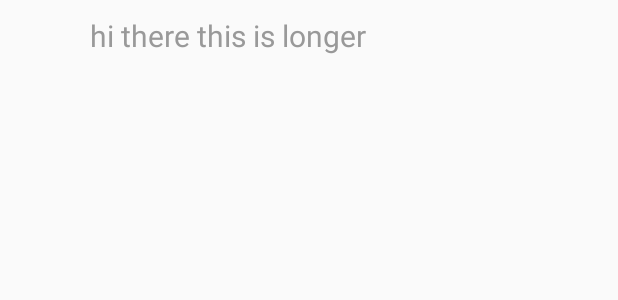
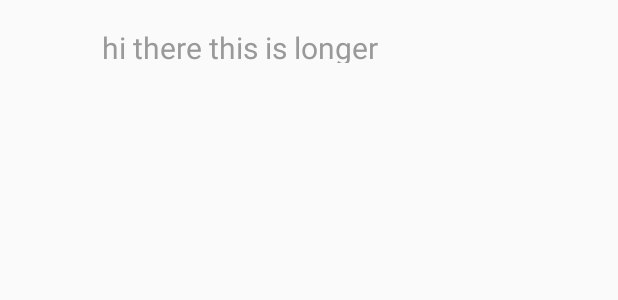
Before and after one commit to firecrow/windmill, an Android app: the layout row.xml on its own in the app's theme, with its tools: preview values and no code run, on a phone screen of 412 x 824 dp. Shown: the top 300 px of the screen. Run offline under Robolectric (Android 15) with nearby library versions, the phone set to English and light mode, and no system bars.

Commit message:
making a little more space

```diff
--- a/app/src/main/res/layout/row.xml
+++ b/app/src/main/res/layout/row.xml
@@ -1,7 +1,7 @@
 <?xml version="1.0" encoding="utf-8"?>
 <LinearLayout xmlns:android="http://schemas.android.com/apk/res/android"
     android:orientation="horizontal" android:layout_width="match_parent"
-    android:layout_height="50dp">
+    android:layout_height="50dp" android:padding="8dp">
 
     <ImageView android:id="@+id/icon" android:layout_width="50dp" android:layout_height="50dp" />
     <TextView
```
